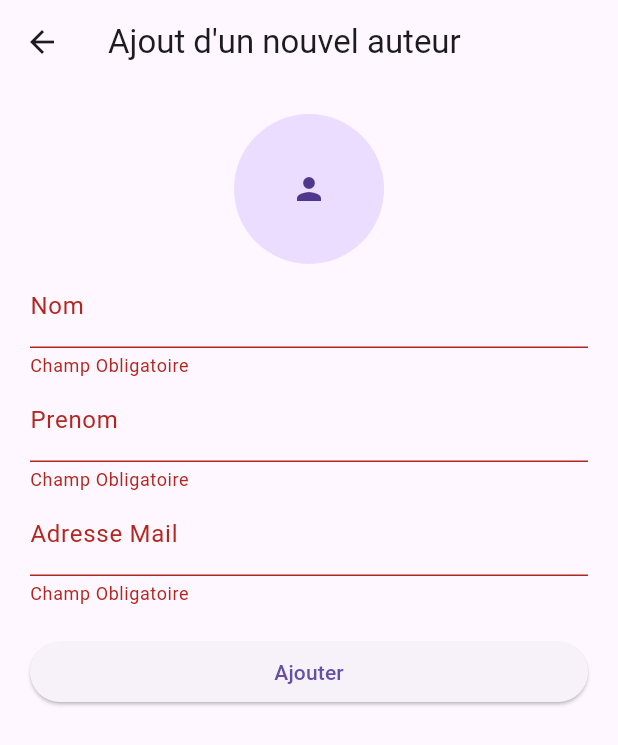
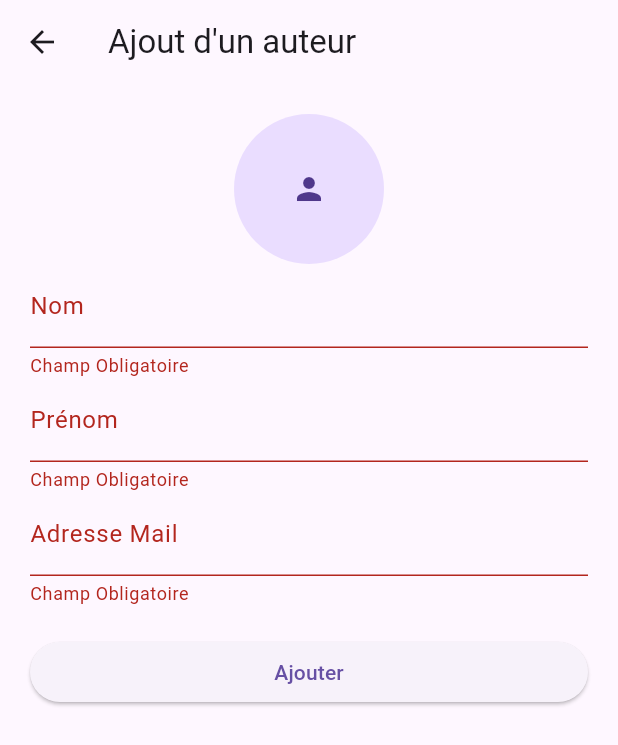
Before and after one commit to Kizbernadet/Bibliotheca, a Flutter app: the EditionAuthor screen opened directly, after a tap on "Ajouter", on a phone screen of 412 x 824 dp. Shown: the top 745 px of the screen. Run offline on Flutter 3.47's test engine with Material 3 defaults, Android fonts, the phone set to English and light mode, and no system bars; our stand-ins replace sqflite_common_ffi, sqflite_common_ffi_web; accounts and stored records are empty.

```diff
--- a/lib/main.dart
+++ b/lib/main.dart
@@ -13,6 +13,9 @@ void main() {
 
   Author author = Author(name: "Kishimoto", firstname: 'Masashi', mail: "kisimotosan@gmail.com");
   AuthorController.addAuthor(author);
+  if (kDebugMode) {
+    print('Auteur inséré avec id : ${author.id}');
+  }
 }
 
 Future<void> afficher() async {
--- a/lib/models/database/dao.dart
+++ b/lib/models/database/dao.dart
@@ -46,7 +46,8 @@ class Dao {
     await db.execute(''' CREATE TABLE authors (
       id INTEGER PRIMARY KEY AUTOINCREMENT,
       name VARCHAR(255) NOT NULL,
-      email VARCHAR(255) NOT NULL
+      firstname VARCHAR(255) NOT NULL,
+      mail VARCHAR(255) NOT NULL
       )''');
     await db.execute(''' CREATE TABLE books (
       id INTEGER PRIMARY KEY AUTOINCREMENT,
--- a/lib/views/author_edition.dart
+++ b/lib/views/author_edition.dart
@@ -2,9 +2,12 @@ import 'package:gestion_bibliotheque/models/author.dart';
 import 'package:gestion_bibliotheque/controllers/author_controller.dart';
 import 'package:flutter/material.dart';
 
+/// Classe Stateful permettant l'ajout ou la modification d'auteurs.
+/// - Si un auteur est passé en paramètre (via widget.author), l'écran agit en mode édition.
+/// - Sinon, il s'agit d'un ajout d'un nouvel auteur.
 class EditionAuthor extends StatefulWidget {
-  final Author?
-      author; // Catégorie existante à modifier (peut être null pour une nouvelle catégorie)
+  final Author? author; // Auteur existant à modifier (null pour un nouvel auteur)
+
   const EditionAuthor({this.author, super.key});
 
   @override
@@ -12,42 +15,40 @@ class EditionAuthor extends StatefulWidget {
 }
 
 class _EditionAuthorState extends State<EditionAuthor> {
-  TextEditingController txtAuthorName =
-      TextEditingController();
-  TextEditingController txtAuthorFirstname =
-      TextEditingController();
-  TextEditingController txtAuthorMail =
-      TextEditingController();
-   // Contrôleur pour récupérer le texte du champ
-  final keyform = GlobalKey<FormState>();
-  late bool isEditing;
+  // Contrôleurs pour les champs de saisie
+  TextEditingController txtAuthorName = TextEditingController();
+  TextEditingController txtAuthorFirstname = TextEditingController();
+  TextEditingController txtAuthorMail = TextEditingController();
+
+  final keyform = GlobalKey<FormState>(); // Clé pour la validation du formulaire
+
+  late bool isEditing; // Indique si on est en mode "édition" ou "ajout"
 
   @override
   void initState() {
     super.initState();
-    isEditing = widget.author !=
-        null; // Vérifie si une catégorie est passée pour activer le mode édition
-    if (widget.author != null) {
-      txtAuthorName.text = widget.author!
-          .name! ;
-      txtAuthorFirstname.text = widget.author!
-          .firstname! ;
-      txtAuthorMail.text = widget.author!
-          .mail! ; // Pré-remplit le champ texte si on modifie une catégorie
+    // Détecte si un auteur est passé pour activer le mode édition
+    isEditing = widget.author != null;
+
+    // Pré-remplit les champs si un auteur est fourni
+    if (isEditing) {
+      txtAuthorName.text = widget.author!.name ?? '';
+      txtAuthorFirstname.text = widget.author!.firstname ?? '';
+      txtAuthorMail.text = widget.author!.mail ?? '';
     }
   }
 
   @override
   Widget build(BuildContext context) => Scaffold(
         appBar: AppBar(
-          title: Text(isEditing ? "Modification" : "Ajout d'un nouvel auteur"),
+          title: Text(isEditing ? "Modification d'un auteur" : "Ajout d'un auteur"),
         ),
         body: Form(
           key: keyform,
           child: ListView(
             padding: const EdgeInsets.all(20),
             children: [
-              // Bouton pour sélectionner une icône ou une image (pas encore implémenté)
+              // Bouton pour sélectionner une icône ou une image (à implémenter)
               MaterialButton(
                 onPressed: () {},
                 child: const CircleAvatar(
@@ -56,65 +57,82 @@ class _EditionAuthorState extends State<EditionAuthor> {
                 ),
               ),
               // Champ de saisie pour le nom de l'auteur
-              TextFormField(
-                controller: txtAuthorName,
-                decoration:
-                    const InputDecoration(labelText: "Nom"),
-                validator: (value) =>
-                    value!.isEmpty ? "Champ Obligatoire" : null,
+              _buildTextField(
+                "Nom",
+                txtAuthorName,
+                (value) => value!.isEmpty ? "Champ Obligatoire" : null,
               ),
-              // Champ Saisie Prenom
-               TextFormField(
-                controller: txtAuthorFirstname,
-                decoration:
-                    const InputDecoration(labelText: "Prenom"),
-                validator: (value) =>
-                    value!.isEmpty ? "Champ Obligatoire" : null,
+              // Champ de saisie pour le prénom de l'auteur
+              _buildTextField(
+                "Prénom",
+                txtAuthorFirstname,
+                (value) => value!.isEmpty ? "Champ Obligatoire" : null,
               ),
-
-              // Champ Saisie Mail
-               TextFormField(
-                controller: txtAuthorMail,
-                decoration:
-                    const InputDecoration(labelText: "Adresse Mail"),
-                validator: (value) =>
-                    value!.isEmpty ? "Champ Obligatoire" : null,
+              // Champ de saisie pour l'adresse e-mail de l'auteur
+              _buildTextField(
+                "Adresse Mail",
+                txtAuthorMail,
+                (value) {
+                  if (value == null || value.isEmpty) {
+                    return "Champ Obligatoire";
+                  } else if (!RegExp(r'^[^@]+@[^@]+\.[^@]+$').hasMatch(value)) {
+                    return "Adresse email invalide";
+                  }
+                  return null;
+                },
               ),
-
-              const SizedBox(
-                height: 20,
+              const SizedBox(height: 20),
+              // Bouton pour soumettre le formulaire
+              ElevatedButton(
+                onPressed: _submit,
+                child: Text(isEditing ? "Modifier" : "Ajouter"),
               ),
-              // Bouton pour enregistrer la catégorie
-              ElevatedButton(
-                onPressed: () {
-                  _submit();
-                },
-                child: Text(isEditing ? "Modifier" : "Ajouter"),
-              )
             ],
           ),
         ),
       );
-  Future<void> _submit() async{
+
+  /// Méthode pour construire un champ de saisie réutilisable.
+  ///
+  /// @param label       Le texte qui s'affiche comme label du champ.
+  /// @param controller  Le contrôleur pour gérer le texte saisi.
+  /// @param validator   La fonction de validation pour vérifier le contenu du champ.
+  ///
+  /// @return Un widget TextFormField prêt à être intégré dans le formulaire.
+  Widget _buildTextField(String label, TextEditingController controller,
+      String? Function(String?) validator) {
+    return TextFormField(
+      controller: controller,
+      decoration: InputDecoration(labelText: label),
+      validator: validator,
+    );
+  }
+
+  /// Méthode pour soumettre le formulaire.
+  ///
+  /// - Valide les champs du formulaire.
+  /// - Si un auteur n'existe pas encore, crée un nouvel auteur.
+  /// - Sinon, met à jour les informations de l'auteur existant.
+  /// - Retourne à l'écran précédent une fois terminé.
+  Future<void> _submit() async {
     if (keyform.currentState!.validate()) {
-      // Vérifie que le formulaire est valide
       if (widget.author == null) {
-        // Création d'une nouvelle catégorie
-        Author newAuthor = Author();
-        newAuthor.name = txtAuthorName.text;
-        newAuthor.name = txtAuthorFirstname.text;
-        newAuthor.name = txtAuthorMail.text;
-        await AuthorController.addAuthor(
-            newAuthor); // Appelle le contrôleur pour enregistrer
+        // Création d'un nouvel auteur
+        Author newAuthor = Author(
+          name: txtAuthorName.text,
+          firstname: txtAuthorFirstname.text,
+          mail: txtAuthorMail.text,
+        );
+        await AuthorController.addAuthor(newAuthor);
       } else {
-        // Mise à jour d'une catégorie existante
+        // Mise à jour d'un auteur existant
         Author existedAuthor = widget.author!;
         existedAuthor.name = txtAuthorName.text;
         existedAuthor.firstname = txtAuthorFirstname.text;
         existedAuthor.mail = txtAuthorMail.text;
-        await AuthorController.updateAuthor(
-            existedAuthor); // Mise à jour via le contrôleur
+        await AuthorController.updateAuthor(existedAuthor);
       }
+
       if (mounted) {
         Navigator.pop(context);
       }
```
Also changed, not shown: lib/controllers/author_controller.dart (+13 -1 lines), lib/controllers/book_controller.dart (+20 -3 lines), lib/controllers/category_controller.dart (+12 -0 lines), lib/models/author.dart (+15 -13 lines), lib/models/book.dart (+23 -22 lines). Lines whose indentation alone changed are shown as unchanged.
